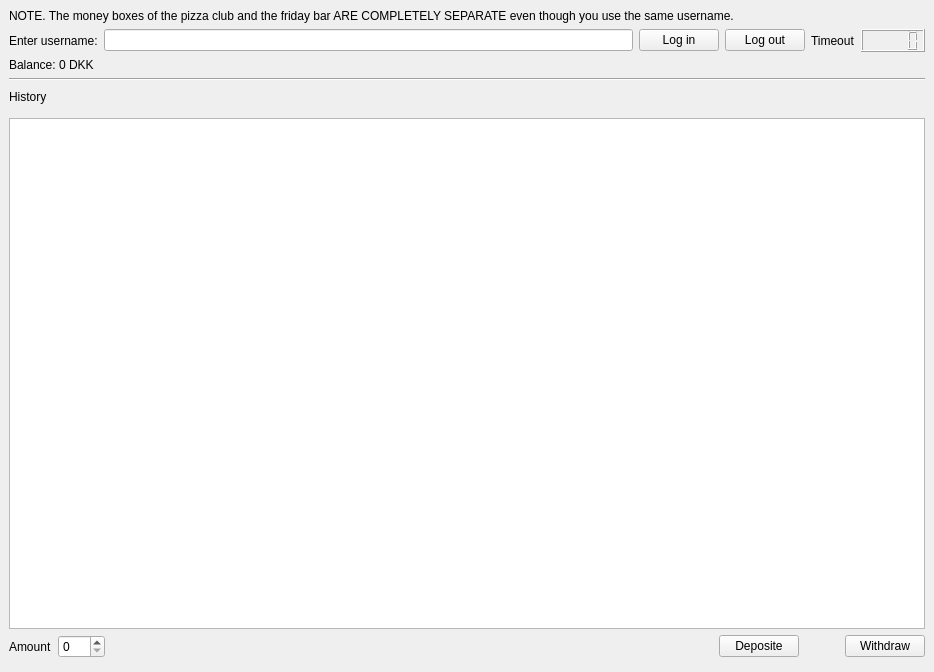
The window that machines/friday_is_the_last_workday_of_the_week/pizza.ui (CINF/PyExpLabSys) describes before a commit, drawn with Qt 5.
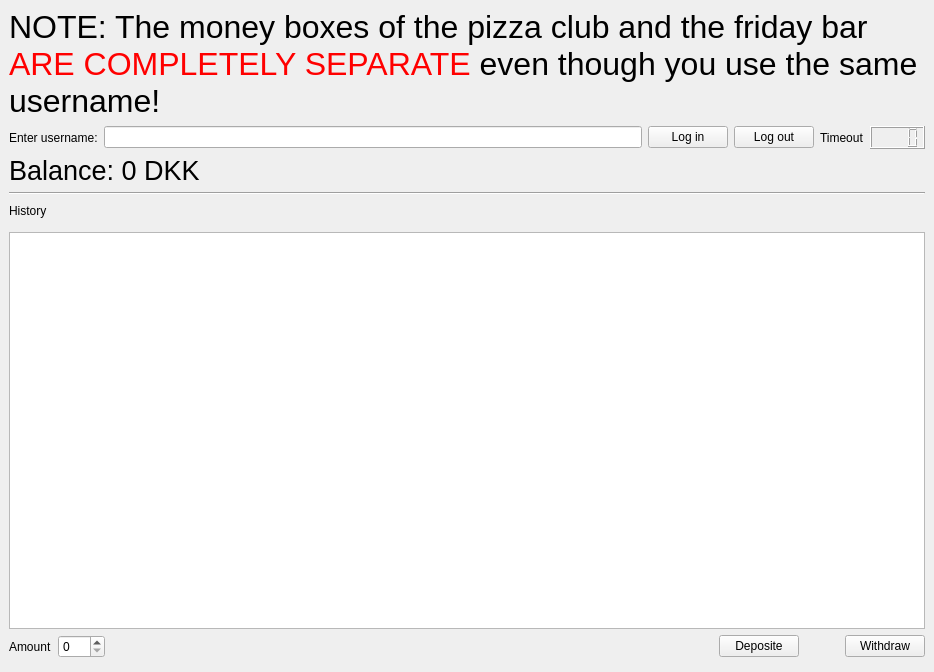
The same window after the commit.

Commit message: machines/friday_is_the_last_workday_of_the_week: Added the timeout and some formatting

```diff
--- a/machines/friday_is_the_last_workday_of_the_week/pizza.ui
+++ b/machines/friday_is_the_last_workday_of_the_week/pizza.ui
@@ -29,7 +29,7 @@
       <item>
        <widget class="QLabel" name="label">
         <property name="text">
-         <string>NOTE. The money boxes of the pizza club and the friday bar ARE COMPLETELY SEPARATE even though you use the same username.</string>
+         <string>&lt;html&gt;&lt;head/&gt;&lt;body&gt;&lt;p&gt;&lt;span style=&quot; font-size:24pt;&quot;&gt;NOTE: The money boxes of the pizza club and the friday bar &lt;/span&gt;&lt;span style=&quot; font-size:24pt; color:#ff0000;&quot;&gt;ARE COMPLETELY SEPARATE&lt;/span&gt;&lt;span style=&quot; font-size:24pt;&quot;&gt; even though you use the same username!&lt;/span&gt;&lt;/p&gt;&lt;/body&gt;&lt;/html&gt;</string>
         </property>
         <property name="wordWrap">
          <bool>true</bool>
@@ -73,14 +73,18 @@
          </widget>
         </item>
         <item>
-         <widget class="QLCDNumber" name="lcdNumber"/>
+         <widget class="QLCDNumber" name="lcd_timeout">
+          <property name="numDigits">
+           <number>4</number>
+          </property>
+         </widget>
         </item>
        </layout>
       </item>
       <item>
        <widget class="QLabel" name="label_balance">
         <property name="text">
-         <string>Balance: 0 DKK</string>
+         <string>&lt;html&gt;&lt;head/&gt;&lt;body&gt;&lt;p&gt;&lt;span style=&quot; font-size:20pt;&quot;&gt;Balance: 0 DKK&lt;/span&gt;&lt;/p&gt;&lt;/body&gt;&lt;/html&gt;</string>
         </property>
        </widget>
       </item>
```
Left out of the diff: 2 changed lines with no effect on the pictures. The commit also changes 1 other file.
